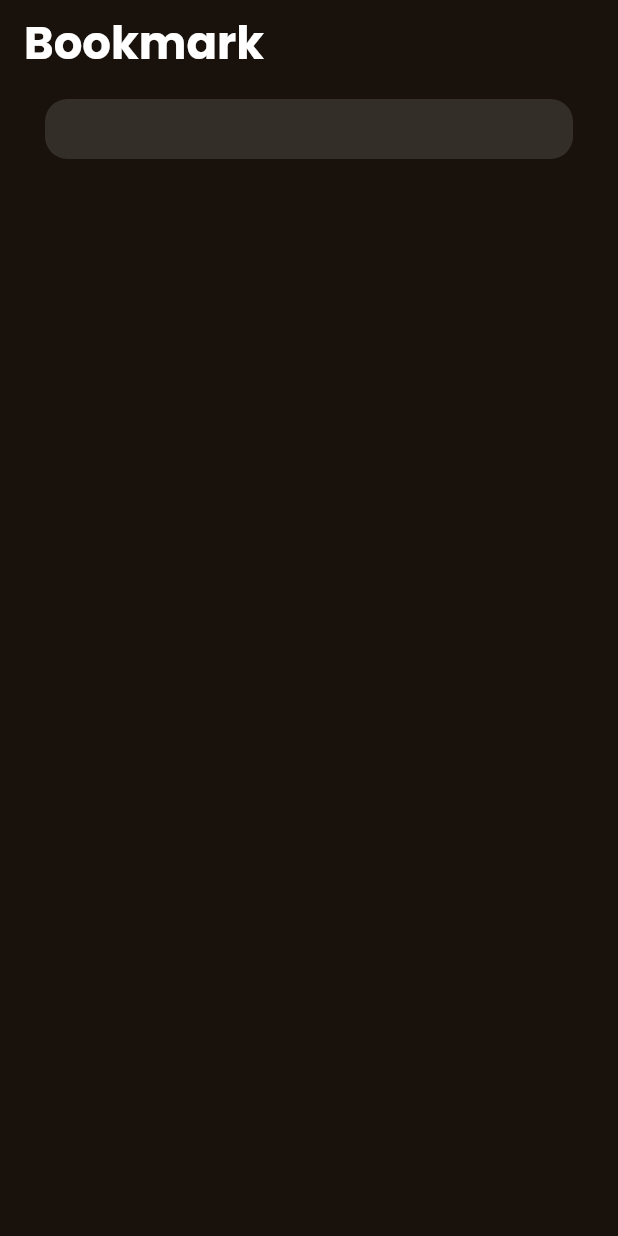
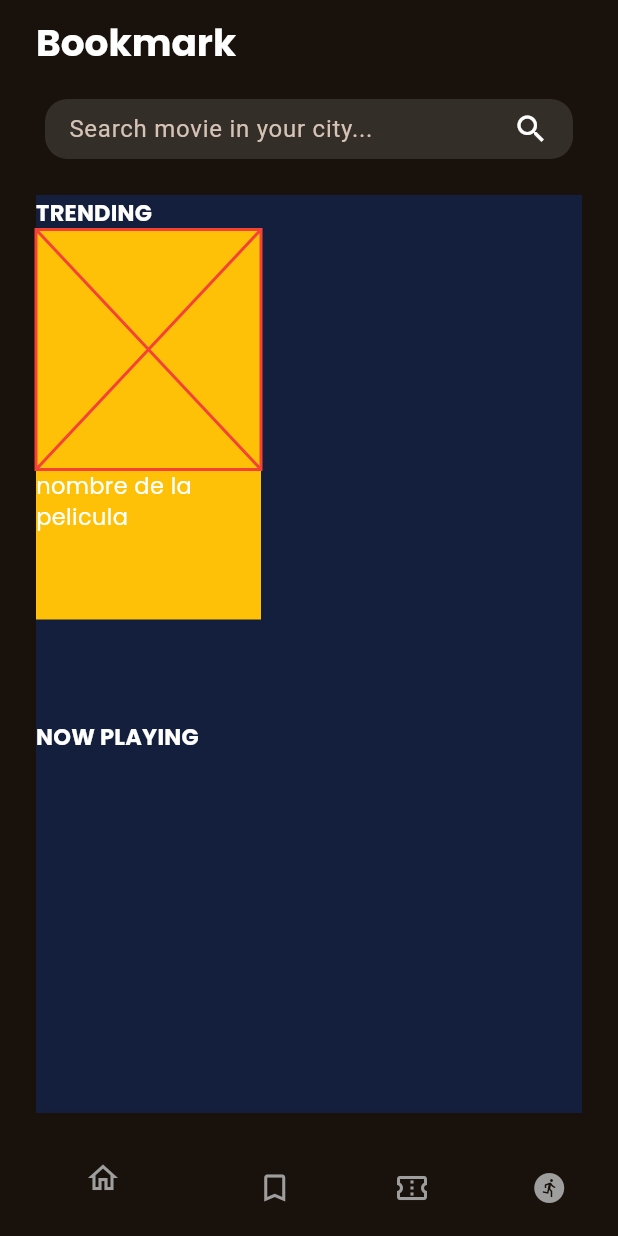
Before and after one commit to AngelRodriguezDev/Videoteca, a Flutter app: the screen it shows after launch, on a phone screen of 412 x 824 dp. Run offline on Flutter 3.47's test engine with Material 3 defaults, Android fonts, the light colour scheme and no system bars; our stand-ins replace google_fonts.

Commit message:
maquetado de busqueda y estructura de layout

```diff
--- a/lib/general/theme.dart
+++ b/lib/general/theme.dart
@@ -5,29 +5,21 @@ ThemeData themeAX = ThemeData(
   useMaterial3: true,
   colorScheme: ColorScheme.fromSeed(
     seedColor: Colors.orange,
-    background: Colors.black,
+    background: Color.fromRGBO(19, 31, 60, 1),
     onPrimary: Colors.orange,
     brightness: Brightness.dark,
-
   ),
-  appBarTheme: AppBarTheme(
-    backgroundColor: Colors.transparent
-  ),
+  appBarTheme: AppBarTheme(backgroundColor: Colors.transparent),
   textTheme: TextTheme(
     titleLarge: GoogleFonts.poppins(
-      color: Colors.white,
-      fontSize: 30,
-      fontWeight: FontWeight.bold
-    ),
+        color: Colors.white, fontSize: 25, fontWeight: FontWeight.bold),
+    titleMedium: GoogleFonts.poppins(
+        color: Colors.white, fontSize: 15, fontWeight: FontWeight.bold),
     bodyMedium: GoogleFonts.poppins(
-      color: Colors.white,
-      fontSize: 20,
-      fontWeight: FontWeight.w500
-    ),
+        color: Colors.white, fontSize: 15, fontWeight: FontWeight.normal),
+    bodySmall: GoogleFonts.poppins(
+        color: Colors.white, fontSize: 16, fontWeight: FontWeight.w500),
     displaySmall: GoogleFonts.poppins(
-      color: Colors.white,
-      fontSize: 12,
-      fontWeight: FontWeight.normal
-    ),
+        color: Colors.white, fontSize: 14, fontWeight: FontWeight.normal),
   ),
 );
--- a/lib/view/bookmark_layout.dart
+++ b/lib/view/bookmark_layout.dart
@@ -1,5 +1,5 @@
 import 'package:flutter/material.dart';
-import 'package:flutter/widgets.dart';
+import 'package:videoteca/view/widgets/movie_card.dart';
 
 class BookMarkPage extends StatefulWidget {
   const BookMarkPage({super.key});
@@ -11,14 +11,20 @@ class BookMarkPage extends StatefulWidget {
 class _BookMarkPageState extends State<BookMarkPage> {
   @override
   Widget build(BuildContext context) {
+    ThemeData _theme = Theme.of(context);
     return Scaffold(
       appBar: AppBar(
-        title: Text("Bookmark", style: Theme.of(context).textTheme.titleLarge),
-        backgroundColor: Theme.of(context).appBarTheme.backgroundColor,
+        title: Padding(
+          padding: const EdgeInsets.all(8.0),
+          child: Text("Bookmark", style: _theme.textTheme.titleLarge),
+        ),
+        backgroundColor: _theme.appBarTheme.backgroundColor,
         bottom: PreferredSize(
           preferredSize: const Size(0, 50),
           child: Padding(
-            padding: const EdgeInsets.symmetric(horizontal: 30.0),
+            padding: const EdgeInsets.symmetric(
+              horizontal: 30.0,
+            ),
             child: SizedBox(
               height: 40,
               child: TextField(
@@ -29,31 +35,84 @@ class _BookMarkPageState extends State<BookMarkPage> {
                     borderSide: BorderSide.none,
                     borderRadius: BorderRadius.circular(15),
                   ),
+                  //labelText: "Search movie in your city...",
+                  label: Row(
+                    mainAxisAlignment: MainAxisAlignment.spaceBetween,
+                    children: [
+                      Text("Search movie in your city..."),
+                      Icon(Icons.search),
+                    ],
+                  ),
+                  floatingLabelBehavior: FloatingLabelBehavior.never,
                 ),
               ),
             ),
           ),
         ),
       ),
-      body: Container(
-        color: Theme.of(context).colorScheme.background,
-        child: Column(
-          children: [
-            Flex(
-              direction: Axis.vertical,
-            )
-            //Trending
-            //Now Playing
-          ],
+      body: Padding(
+        padding: const EdgeInsets.all(24.0),
+        child: Container(
+          color: _theme.colorScheme.background,
+          height: MediaQuery.of(context).size.height,
+          width: MediaQuery.of(context).size.width,
+          child: Flex(
+            direction: Axis.vertical,
+            crossAxisAlignment: CrossAxisAlignment.start,
+            children: [
+              Expanded(
+                flex: 4,
+                child: Column(
+                  crossAxisAlignment: CrossAxisAlignment.start,
+                  children: [
+                    Text(
+                      "TRENDING",
+                      style: _theme.textTheme.titleMedium,
+                    ),
+                    Row(
+                      children: [
+                        MovieCard(),
+                      ],
+                    )
+                  ],
+                ),
+              ),
+              Expanded(
+                flex: 3,
+                child: Text(
+                  "NOW PLAYING",
+                  style: _theme.textTheme.titleMedium,
+                ),
+              ),
+            ],
+          ),
         ),
       ),
       bottomNavigationBar: BottomNavigationBar(items: const [
-        BottomNavigationBarItem(icon: Icon(Icons.home_outlined), label: ""),
         BottomNavigationBarItem(
-            icon: Icon(Icons.bookmark_border_outlined), label: ""),
+            icon: Icon(
+              Icons.home_outlined,
+              color: Colors.grey,
+            ),
+            label: ""),
         BottomNavigationBarItem(
-            icon: Icon(Icons.confirmation_num_outlined), label: ""),
-        BottomNavigationBarItem(icon: Icon(Icons.run_circle), label: ""),
+            icon: Icon(
+              Icons.bookmark_border_outlined,
+              color: Colors.grey,
+            ),
+            label: ""),
+        BottomNavigationBarItem(
+            icon: Icon(
+              Icons.confirmation_num_outlined,
+              color: Colors.grey,
+            ),
+            label: ""),
+        BottomNavigationBarItem(
+            icon: Icon(
+              Icons.run_circle,
+              color: Colors.grey,
+            ),
+            label: ""),
       ]),
     );
   }
--- /dev/null
+++ b/lib/view/widgets/movie_card.dart
@@ -0,0 +1,27 @@
+import 'package:flutter/material.dart';
+
+class MovieCard extends StatelessWidget {
+  const MovieCard({super.key});
+
+  @override
+  Widget build(BuildContext context) {
+    ThemeData _theme = Theme.of(context);
+    return Container(
+      color: Colors.amber,
+      width: 150,
+      height: 260,
+      child: Column(
+        children: [
+          const Placeholder(
+            fallbackHeight: 160,
+            color: Colors.red,
+          ),
+          Text(
+            "nombre de la pelicula",
+            style: _theme.textTheme.bodyMedium,
+          ),
+        ],
+      ),
+    );
+  }
+}
```
